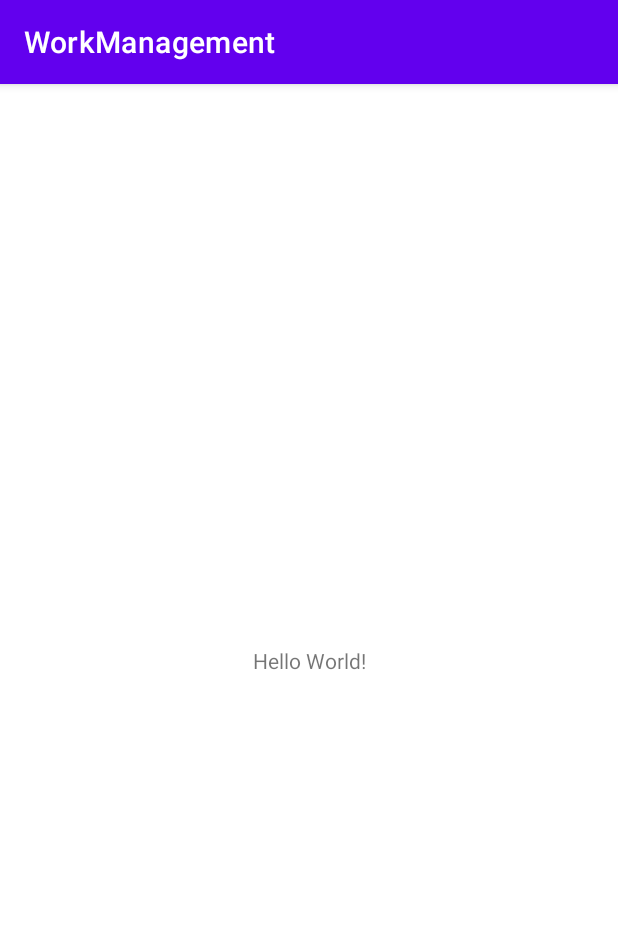
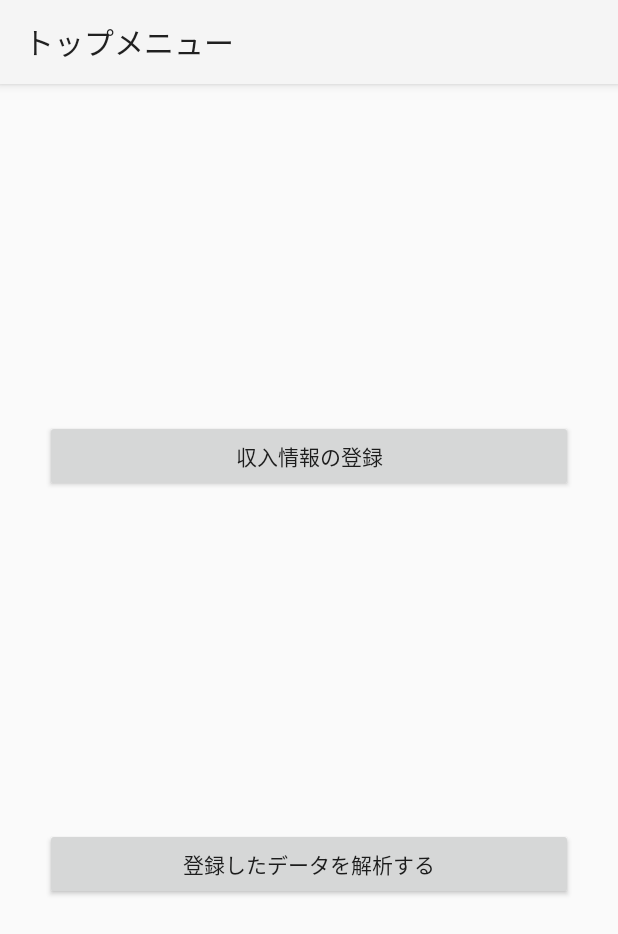
Before and after one commit to karaage-git/workmanagement, an Android app: the screen it shows after launch (TopMenuActivity), on a phone screen of 412 x 824 dp. Shown: the top 934 px of the screen. Run offline under Robolectric (Android 15) with nearby library versions, the phone set to English and light mode, and no system bars.

Commit message:
・ツールバーのレイアウト、アイコンを追加 ・トップメニューのモックを作成 ・その他リソースを追加

```diff
--- a/WorkManagement/app/src/main/AndroidManifest.xml
+++ b/WorkManagement/app/src/main/AndroidManifest.xml
@@ -9,7 +9,7 @@
         android:label="@string/app_name"
         android:roundIcon="@mipmap/ic_launcher_round"
         android:supportsRtl="true"
-        android:theme="@style/Theme.WorkManagement">
+        android:theme="@style/Theme.AppCompat.Light.NoActionBar">
         <activity android:name=".view.TopMenuActivity">
             <intent-filter>
                 <action android:name="android.intent.action.MAIN" />
--- a/WorkManagement/app/src/main/java/com/karaageumai/workmanagement/view/TopMenuActivity.kt
+++ b/WorkManagement/app/src/main/java/com/karaageumai/workmanagement/view/TopMenuActivity.kt
@@ -2,6 +2,9 @@ package com.karaageumai.workmanagement.view
 
 import androidx.appcompat.app.AppCompatActivity
 import android.os.Bundle
+import android.view.Menu
+import android.view.MenuInflater
+import androidx.appcompat.widget.Toolbar
 import com.karaageumai.workmanagement.R
 import com.karaageumai.workmanagement.util.Log
 
@@ -10,7 +13,18 @@ class TopMenuActivity : AppCompatActivity() {
         super.onCreate(savedInstanceState)
         setContentView(R.layout.activity_top_menu)
 
+        val toolbar: Toolbar = findViewById(R.id.toolbar)
+        toolbar.title = getString(R.string.top_menu)
+        setSupportActionBar(toolbar)
 
 
     }
+
+    override fun onCreateOptionsMenu(menu: Menu?): Boolean {
+        val inflater: MenuInflater = menuInflater
+        inflater.inflate(R.menu.menu_empty, menu)
+        return true
+    }
+
+
 }
--- a/WorkManagement/app/src/main/res/layout/activity_top_menu.xml
+++ b/WorkManagement/app/src/main/res/layout/activity_top_menu.xml
@@ -6,13 +6,38 @@
     android:layout_height="match_parent"
     tools:context=".view.TopMenuActivity">
 
-    <TextView
-        android:layout_width="wrap_content"
+    <androidx.appcompat.widget.Toolbar
+        android:id="@+id/toolbar"
+        android:layout_width="match_parent"
+        android:layout_height="?attr/actionBarSize"
+        android:background="?attr/colorPrimary"
+        android:elevation="4dp"
+        android:theme="@style/ThemeOverlay.AppCompat.ActionBar"
+        app:popupTheme="@style/ThemeOverlay.AppCompat.Light"
+        app:layout_constraintTop_toTopOf="parent"/>
+
+    <Button
+        android:id="@+id/btn_register_info"
+        android:layout_width="match_parent"
         android:layout_height="wrap_content"
-        android:text="Hello World!"
+        android:text="@string/label_top_resister"
+        android:layout_marginStart="@dimen/margin_top_menu_side"
+        android:layout_marginEnd="@dimen/margin_top_menu_side"
+        app:layout_constraintBottom_toTopOf="@id/btn_show_info"
+        app:layout_constraintLeft_toLeftOf="parent"
+        app:layout_constraintRight_toRightOf="parent"
+        app:layout_constraintTop_toBottomOf="@id/toolbar" />
+
+    <Button
+        android:id="@+id/btn_show_info"
+        android:layout_width="match_parent"
+        android:layout_height="wrap_content"
+        android:text="@string/label_top_analyze"
+        android:layout_marginStart="@dimen/margin_top_menu_side"
+        android:layout_marginEnd="@dimen/margin_top_menu_side"
         app:layout_constraintBottom_toBottomOf="parent"
         app:layout_constraintLeft_toLeftOf="parent"
         app:layout_constraintRight_toRightOf="parent"
-        app:layout_constraintTop_toTopOf="parent" />
+        app:layout_constraintTop_toBottomOf="@id/btn_register_info" />
 
 </androidx.constraintlayout.widget.ConstraintLayout>
--- /dev/null
+++ b/WorkManagement/app/src/main/res/menu/menu_empty.xml
@@ -0,0 +1,4 @@
+<?xml version="1.0" encoding="utf-8"?>
+<menu xmlns:android="http://schemas.android.com/apk/res/android">
+
+</menu>
--- /dev/null
+++ b/WorkManagement/app/src/main/res/values/dimen.xml
@@ -0,0 +1,4 @@
+<?xml version="1.0" encoding="utf-8"?>
+<resources>
+    <dimen name="margin_top_menu_side">30dp</dimen>
+</resources>
--- a/WorkManagement/app/src/main/res/values/strings.xml
+++ b/WorkManagement/app/src/main/res/values/strings.xml
@@ -1,5 +1,15 @@
 <resources>
     <string name="app_name">WorkManagement</string>
 
+   <!--  Todo : タグは考える必要あり  -->
+   <!--  ログ向けのタグ  -->
     <string name="log_tag">WM</string>
+
+    <!--  ツールバー  -->
+    <string name="save">保存</string>
+    <string name="top_menu">トップメニュー</string>
+
+    <!--  トップメニュー  -->
+    <string name="label_top_resister">収入情報の登録</string>
+    <string name="label_top_analyze">登録したデータを解析する</string>
 </resources>
```
Also changed, not shown: WorkManagement/app/src/main/res/drawable/ic_baseline_save_24.xml (added, +10 -0 lines), WorkManagement/app/src/main/res/menu/menu_save.xml (added, +10 -0 lines).
